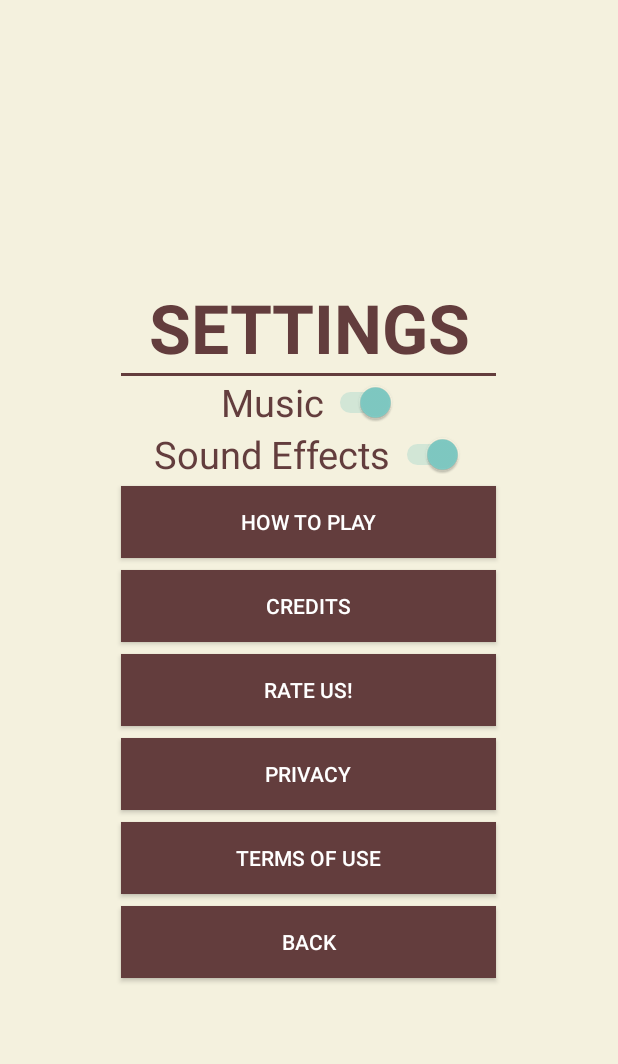
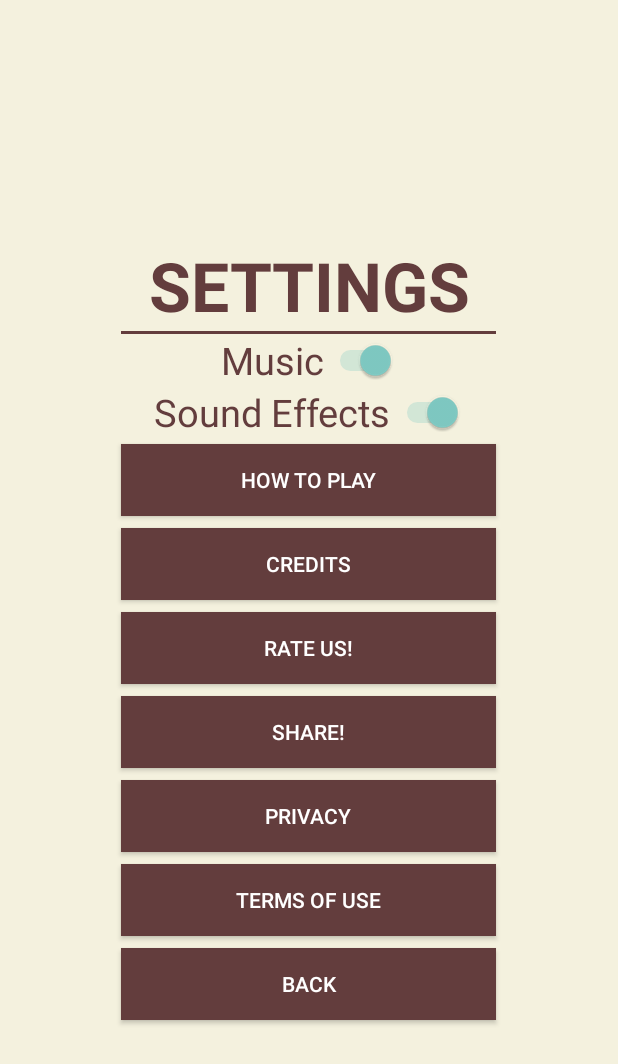
Before and after one commit to seanjoo4/AntColonyMobileGame, an Android app: the Settings screen opened directly, with no data from a screen before it, on a phone screen of 412 x 824 dp. Shown: the top 1064 px of the screen. Run offline under Robolectric (Android 15) with nearby library versions, the phone set to English and light mode, and no system bars; Roboto replaces fonts that are not available here.

Commit message:
Share Button

```diff
--- a/app/src/main/java/com/e/antcolony/Settings.java
+++ b/app/src/main/java/com/e/antcolony/Settings.java
@@ -28,6 +28,7 @@ public class Settings extends AppCompatActivity {
     Button howToPlayButton;
     Button credits;
     Button rateUs;
+    Button share;
     Button privacy;
     Button termsOfUse;
     Button okay;
@@ -168,6 +169,27 @@ public class Settings extends AppCompatActivity {
             }
         });
 
+        // Share Button
+        share = findViewById(R.id.shareButton);
+        share.setOnClickListener(new View.OnClickListener() {
+
+            /**
+             * It is a callback for when the button (okayLift) is clicked.
+             *
+             * @param v used when a view is clicked.
+             */
+            @Override
+            public void onClick(View v) {
+                Intent myIntent = new Intent(Intent.ACTION_SEND);
+                myIntent.setType("text/plain");
+                String body = "Your body here";
+                String sub = "Your Subject";
+                myIntent.putExtra(Intent.EXTRA_SUBJECT,sub);
+                myIntent.putExtra(Intent.EXTRA_TEXT,body);
+                startActivity(Intent.createChooser(myIntent, "Share Using"));
+            }
+        });
+
         // Privacy Button
         privacy = findViewById(R.id.privacyButton);
         privacy.setOnClickListener(new View.OnClickListener() {
--- a/app/src/main/res/layout/activity_main.xml
+++ b/app/src/main/res/layout/activity_main.xml
@@ -288,7 +288,7 @@
         android:autofillHints=""
         android:ems="10"
         android:gravity="center"
-        android:hint="@string/colony_name"
+        android:hint="Unnamed Colony"
         android:imeActionLabel="Done"
         android:imeOptions="actionDone"
         android:inputType="textShortMessage"
--- a/app/src/main/res/layout/activity_settings.xml
+++ b/app/src/main/res/layout/activity_settings.xml
@@ -76,6 +76,16 @@
         android:text="@string/rate_us" />
 
     <Button
+        android:id="@+id/shareButton"
+        android:layout_width="250sp"
+        android:layout_height="wrap_content"
+        android:layout_margin="4sp"
+        android:background="@color/liftLoss"
+        android:hapticFeedbackEnabled="true"
+        android:soundEffectsEnabled="false"
+        android:text="@string/share" />
+
+    <Button
         android:id="@+id/privacyButton"
         android:layout_width="250sp"
         android:layout_height="wrap_content"
--- a/app/src/main/res/layout/pop_upgrade.xml
+++ b/app/src/main/res/layout/pop_upgrade.xml
@@ -12,7 +12,7 @@
         android:layout_height="wrap_content"
         android:fontFamily="@font/abeezee"
         android:gravity="center"
-        android:text="Enter Your Colony Name!"
+        android:text="Unnamed Colony"
         android:textAllCaps="true"
         android:textColor="@color/colorDark"
         android:textSize="22sp"
--- a/app/src/main/res/values/strings.xml
+++ b/app/src/main/res/values/strings.xml
@@ -64,4 +64,5 @@
     <string name="okay">Okay</string>
     <string name="bite_for_queen">BITE FOR QUEEN</string>
     <string name="okay_bite">okay</string>
+    <string name="share">Share!</string>
 </resources>
```
